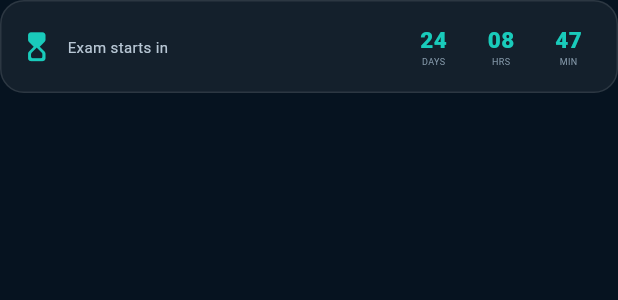
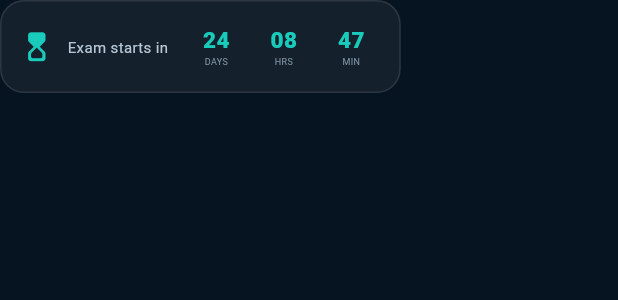
Before and after one commit to ABDULLAHkap/testing_app, a Flutter app: the _PhoneCountdown widget shown alone on an empty page, opened directly, on a phone screen of 412 x 824 dp. Shown: the top 300 px of the screen. Run offline on Flutter 3.47's test engine with Material 3 defaults, Android fonts, the phone set to English and light mode, and no system bars; our stand-ins replace firebase_core, firebase_messaging, fl_chart, flutter_secure_storage, share_plus; missing offline and left inert: dart:html; accounts and stored records are empty.

Commit message:
Fix phone showcase layout

```diff
--- a/mdcat_app/lib/screens/auth/landing_screen.dart
+++ b/mdcat_app/lib/screens/auth/landing_screen.dart
@@ -1532,9 +1532,12 @@
       child: Row(
         children: [
           const Expanded(
+            child: FittedBox(
+              fit: BoxFit.scaleDown,
+              alignment: Alignment.centerLeft,
               child: Column(
                 crossAxisAlignment: CrossAxisAlignment.start,
-              mainAxisAlignment: MainAxisAlignment.center,
+                mainAxisSize: MainAxisSize.min,
                 children: [
                   Text(
                     'Stay consistent,',
@@ -1558,6 +1561,7 @@
                     style: TextStyle(color: Color(0xFFB4CCCF), fontSize: 9),
                   ),
                 ],
+              ),
             ),
           ),
           Container(
@@ -1596,7 +1600,10 @@
         borderRadius: BorderRadius.circular(16),
         border: Border.all(color: Colors.white.withOpacity(.1)),
       ),
-      child: const Row(
+      child: const FittedBox(
+        fit: BoxFit.scaleDown,
+        child: Row(
+          mainAxisSize: MainAxisSize.min,
           children: [
             Icon(Icons.hourglass_top_rounded, color: _cyan, size: 23),
             SizedBox(width: 9),
@@ -1604,11 +1611,12 @@
               'Exam starts in',
               style: TextStyle(color: Color(0xFFB8C7D5), fontSize: 10),
             ),
-          Spacer(),
+            SizedBox(width: 7),
             _PhoneTimeValue(value: '24', label: 'DAYS'),
             _PhoneTimeValue(value: '08', label: 'HRS'),
             _PhoneTimeValue(value: '47', label: 'MIN'),
           ],
+        ),
       ),
     );
   }
```
Lines whose indentation alone changed are shown as unchanged.
